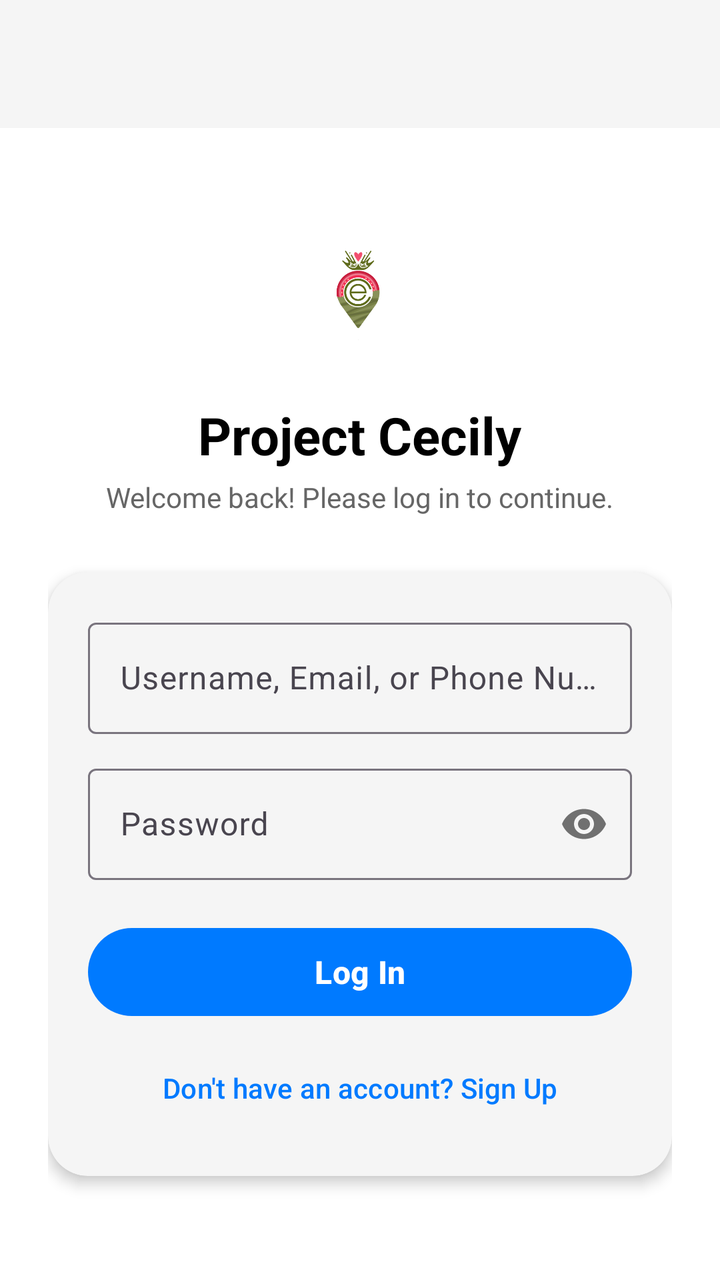
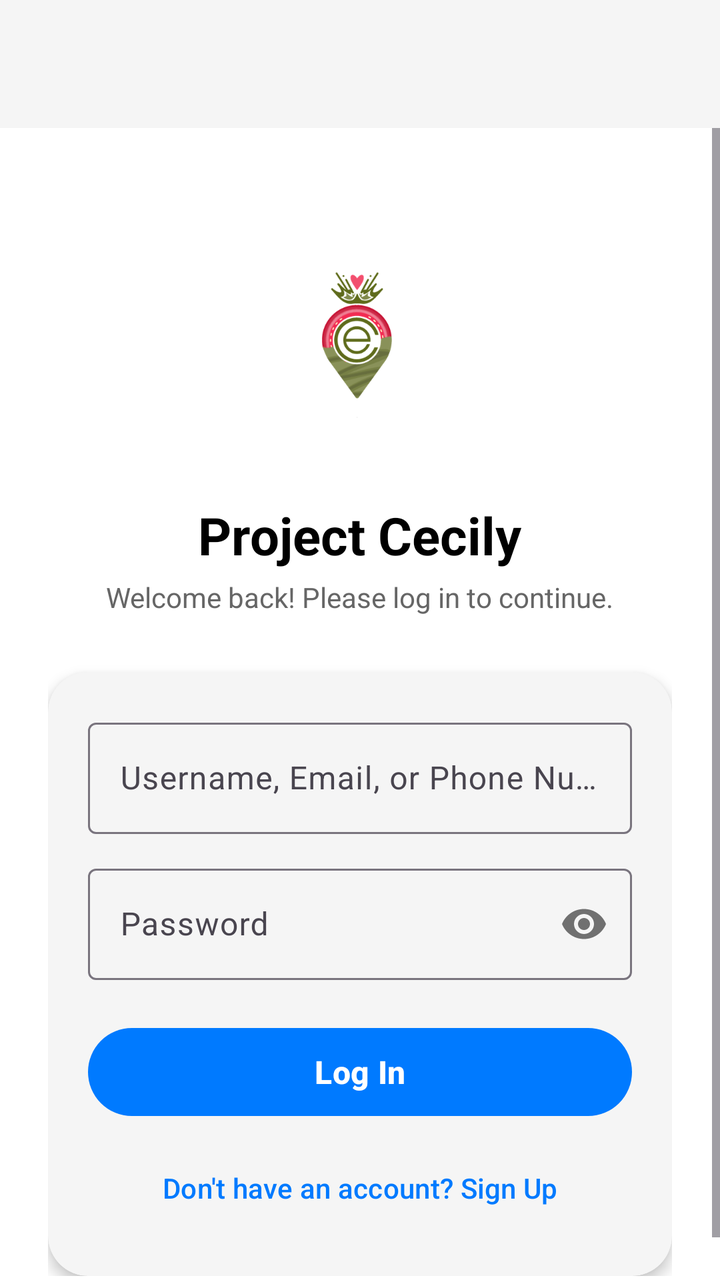

An Android layout rendered at two revisions. The XML below is the earlier revision; the diff shows what the commit changed to produce the second picture.
<!-- AndroidManifest.xml: application theme Theme.ProjectCecily -->
<!-- res/layout/activity_login.xml -->
<?xml version="1.0" encoding="utf-8"?>
<androidx.constraintlayout.widget.ConstraintLayout xmlns:android="http://schemas.android.com/apk/res/android"
    xmlns:app="http://schemas.android.com/apk/res-auto"
    android:layout_width="match_parent"
    android:layout_height="match_parent"
    android:background="@color/app_background">

    
    <com.google.android.material.appbar.AppBarLayout
        android:id="@+id/appBarLayout"
        android:layout_width="match_parent"
        android:layout_height="wrap_content"
        android:fitsSystemWindows="true"
        app:elevation="4dp"
        app:layout_constraintEnd_toEndOf="parent"
        app:layout_constraintStart_toStartOf="parent"
        app:layout_constraintTop_toTopOf="parent">

        <com.google.android.material.appbar.MaterialToolbar
            android:id="@+id/toolbar"
            android:layout_width="match_parent"
            android:layout_height="?attr/actionBarSize"
            android:background="@color/card_background" />
    </com.google.android.material.appbar.AppBarLayout>

    <ScrollView
        android:id="@+id/login_scroll"
        android:layout_width="0dp"
        android:layout_height="0dp"
        android:fillViewport="true"
        app:layout_constraintBottom_toBottomOf="parent"
        app:layout_constraintEnd_toEndOf="parent"
        app:layout_constraintStart_toStartOf="parent"
        app:layout_constraintTop_toBottomOf="@id/appBarLayout">

        <LinearLayout
            android:layout_width="match_parent"
            android:layout_height="wrap_content"
            android:gravity="center_horizontal"
            android:orientation="vertical"
            android:padding="24dp">

            
            <ImageView
                android:layout_width="80dp"
                android:layout_height="80dp"
                android:layout_marginTop="20dp"
                android:contentDescription="App Logo"
                android:src="@drawable/ic_app_logo" />

            <TextView
                android:layout_width="wrap_content"
                android:layout_height="wrap_content"
                android:layout_marginTop="12dp"
                android:text="Project Cecily"
                android:textColor="@color/text_primary"
                android:textSize="26sp"
                android:textStyle="bold" />

            <TextView
                android:layout_width="wrap_content"
                android:layout_height="wrap_content"
                android:layout_marginTop="4dp"
                android:text="Welcome back! Please log in to continue."
                android:textColor="@color/text_secondary"
                android:textSize="14sp" />

            
            <com.google.android.material.card.MaterialCardView
                android:layout_width="match_parent"
                android:layout_height="wrap_content"
                android:layout_marginTop="28dp"
                app:cardBackgroundColor="@color/card_background"
                app:cardCornerRadius="20dp"
                app:cardElevation="4dp"
                app:strokeWidth="0dp">

                <LinearLayout
                    android:layout_width="match_parent"
                    android:layout_height="wrap_content"
                    android:orientation="vertical"
                    android:padding="20dp">

                    <com.google.android.material.textfield.TextInputLayout
                        style="@style/Widget.Material3.TextInputLayout.OutlinedBox"
                        android:layout_width="match_parent"
                        android:layout_height="wrap_content"
                        android:hint="Username, Email, or Phone Number">

                        <com.google.android.material.textfield.TextInputEditText
                            android:id="@+id/etLoginIdentifier"
                            android:layout_width="match_parent"
                            android:layout_height="wrap_content"
                            android:inputType="textEmailAddress"
                            android:singleLine="true" />
                    </com.google.android.material.textfield.TextInputLayout>

                    <com.google.android.material.textfield.TextInputLayout
                        style="@style/Widget.Material3.TextInputLayout.OutlinedBox"
                        android:layout_width="match_parent"
                        android:layout_height="wrap_content"
                        android:layout_marginTop="12dp"
                        android:hint="Password"
                        app:passwordToggleEnabled="true">

                        <com.google.android.material.textfield.TextInputEditText
                            android:id="@+id/etLoginPassword"
                            android:layout_width="match_parent"
                            android:layout_height="wrap_content"
                            android:inputType="textPassword"
                            android:singleLine="true" />
                    </com.google.android.material.textfield.TextInputLayout>

                    <Button
                        android:id="@+id/btnLogin"
                        android:layout_width="match_parent"
                        android:layout_height="52dp"
                        android:layout_marginTop="20dp"
                        android:text="Log In"
                        android:textSize="16sp"
                        android:textStyle="bold" />

                    <Button
                        android:id="@+id/btnGoToSignUp"
                        style="@style/Widget.Material3.Button.TextButton"
                        android:layout_width="match_parent"
                        android:layout_height="wrap_content"
                        android:layout_marginTop="8dp"
                        android:text="Don't have an account? Sign Up" />

                </LinearLayout>
            </com.google.android.material.card.MaterialCardView>

        </LinearLayout>
    </ScrollView>

</androidx.constraintlayout.widget.ConstraintLayout>
<!-- resources referenced by this layout -->
<resources>
  <color name="app_background">#FFFFFF</color>
  <color name="card_background">#F5F5F5</color>
  <color name="text_primary">#000000</color>
  <color name="text_secondary">#666666</color>
  <!-- drawable ic_app_logo: png bitmap (drawable, 34911 bytes) -->
  <style name="Theme.ProjectCecily" parent="Base.Theme.ProjectCecily" />
  <style name="Base.Theme.ProjectCecily" parent="Theme.Material3.DayNight.NoActionBar">
          
          <item name="colorPrimary">@color/nav_selected</item>
          <item name="windowActionBar">false</item>
          <item name="windowNoTitle">true</item>
  
          
          <item name="colorOnSecondaryContainer">@color/nav_selected</item>
      </style>
  <color name="nav_selected">#007AFF</color>
</resources>

<!-- the commit's change to res/layout/activity_login.xml (unified diff, before → after) -->
@@ -42,8 +42,8 @@
 
             
             <ImageView
-                android:layout_width="80dp"
-                android:layout_height="80dp"
+                android:layout_width="130dp"
+                android:layout_height="130dp"
                 android:layout_marginTop="20dp"
                 android:contentDescription="App Logo"
                 android:src="@drawable/ic_app_logo" />
